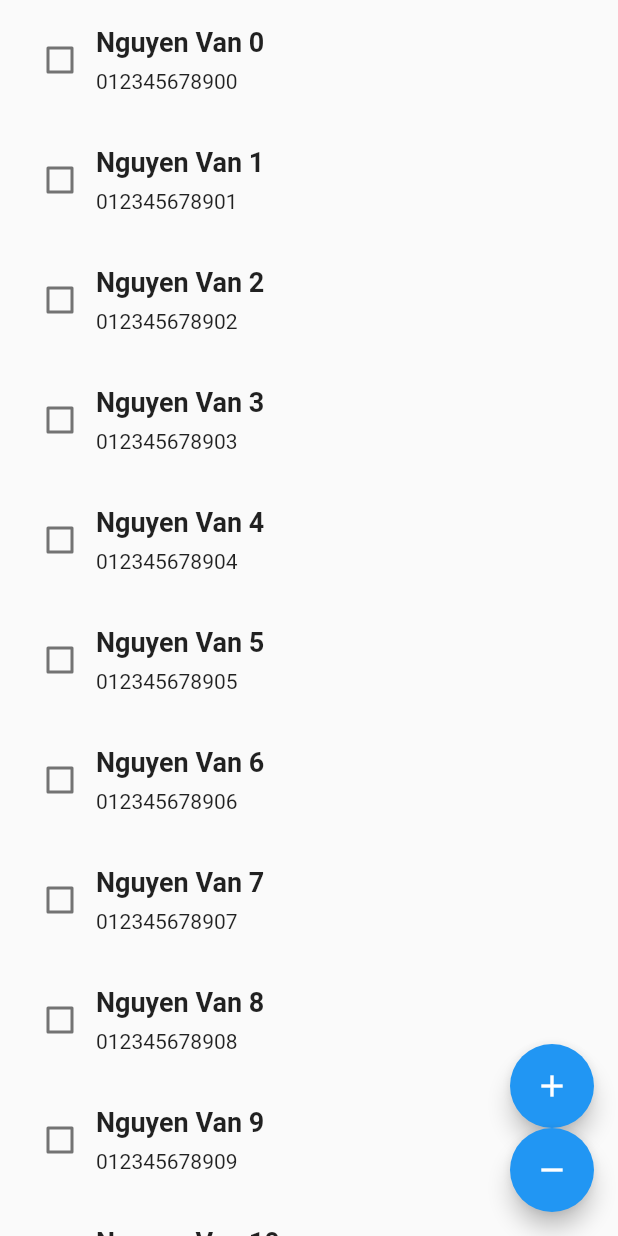
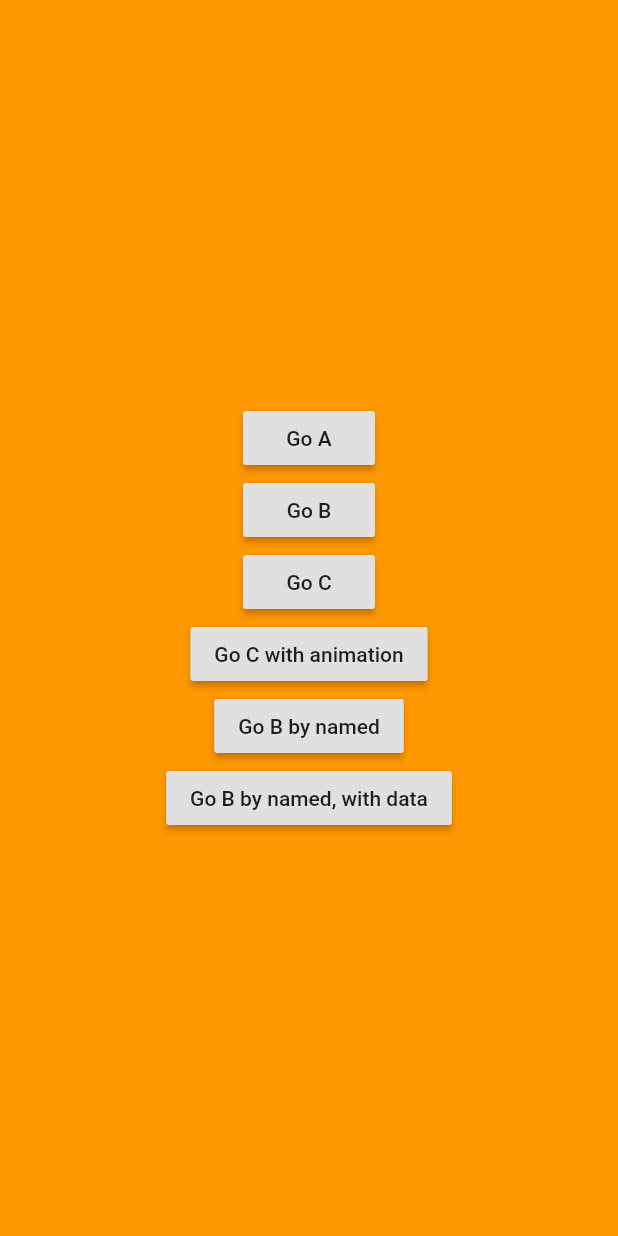
Before and after one commit to trantan97/flutter_training, a Flutter app: the screen it shows after launch, on a phone screen of 412 x 824 dp. Run offline on Flutter 3.47's test engine with Material 2 defaults, Android fonts, the phone set to English and light mode, and no system bars.

Commit message:
navigation_demo

```diff
--- a/lib/list_view_demo/item_list.dart
+++ /dev/null
@@ -1,73 +0,0 @@
-import 'package:example_widget_1/model/person.dart';
-import 'package:flutter/cupertino.dart';
-import 'package:flutter/material.dart';
-import 'package:flutter/rendering.dart';
-
-class ItemList extends StatefulWidget {
-  final Person person;
-
-  ItemList({Key key, this.person}) : super(key: key) {
-    print('constructor: ${person.name}');
-  }
-
-  @override
-  State<StatefulWidget> createState() {
-    return _ItemListState();
-  }
-}
-
-class _ItemListState extends State<ItemList> with AutomaticKeepAliveClientMixin {
-  bool isChecked = false;
-
-  @override
-  void initState() {
-    super.initState();
-    print('initState: ${widget.person.name}');
-  }
-
-  @override
-  void dispose() {
-    print('dispose: ${widget.person.name}');
-    super.dispose();
-  }
-
-  @override
-  Widget build(BuildContext context) {
-    super.build(context);
-    return GestureDetector(
-      onTap: (){
-        print('--->Press: ${widget.person.name}');
-      },
-      child: Padding(
-        padding: EdgeInsets.all(16),
-        child: Row(
-          children: [
-            Checkbox(
-              value: isChecked,
-              onChanged: (value) {
-                setState(() {
-                  isChecked = value;
-                });
-              },
-            ),
-            Column(
-              mainAxisSize: MainAxisSize.min,
-              crossAxisAlignment: CrossAxisAlignment.start,
-              children: [
-                Text(
-                  widget.person.name,
-                  style: TextStyle(fontSize: 18, fontWeight: FontWeight.bold),
-                ),
-                SizedBox(height: 8),
-                Text(widget.person.phoneNumber),
-              ],
-            ),
-          ],
-        ),
-      ),
-    );
-  }
-
-  @override
-  bool get wantKeepAlive => true;
-}
--- a/lib/list_view_demo/list_view_demo.dart
+++ /dev/null
@@ -1,118 +0,0 @@
-import 'package:example_widget_1/list_view_demo/item_list.dart';
-import 'package:example_widget_1/model/person.dart';
-import 'package:flutter/material.dart';
-
-enum CreatedType { DEFAULT, BUILDER, SEPARATED }
-
-class ListViewDemo extends StatefulWidget {
-  @override
-  State<StatefulWidget> createState() => _ListViewDemoState();
-  final CreatedType type;
-
-  ListViewDemo() : this.type = CreatedType.DEFAULT;
-
-  ListViewDemo.builder() : this.type = CreatedType.BUILDER;
-
-  ListViewDemo.separated() : this.type = CreatedType.SEPARATED {}
-}
-
-class _ListViewDemoState extends State<ListViewDemo> {
-  final persons = generatePerson;
-
-  @override
-  Widget build(BuildContext context) {
-    return Scaffold(
-      body: SafeArea(
-        child: Builder(
-          builder: (context) {
-            if (widget.type == CreatedType.BUILDER) {
-              return _builder(context);
-            }
-            if (widget.type == CreatedType.SEPARATED) {
-              return _separated(context);
-            }
-            return _default(context);
-          },
-        ),
-      ),
-      floatingActionButton: Column(
-        mainAxisSize: MainAxisSize.min,
-        children: <Widget>[
-          FloatingActionButton(
-            child: Icon(Icons.add),
-            onPressed: _addPerson,
-          ),
-          FloatingActionButton(
-            child: Icon(Icons.remove),
-            onPressed: _deletePerson,
-          ),
-        ],
-      ),
-    );
-  }
-
-  Widget _default(BuildContext context) {
-    return ListView(
-      scrollDirection: Axis.vertical,
-      physics: BouncingScrollPhysics(),
-      children: persons.map((person) => ItemList(person: person)).toList(),
-    );
-  }
-
-  Widget _builder(BuildContext context) {
-    return ListView.builder(
-      itemCount: persons.length,
-      itemBuilder: (context, index) => ItemList(
-        person: persons[index],
-      ),
-    );
-  }
-
-  Widget _separated(BuildContext context) {
-    return Scrollbar(
-      child: ListView.separated(
-        itemCount: persons.length,
-        itemBuilder: (context, index) => ItemList(
-          person: persons[index],
-        ),
-        separatorBuilder: (context, index) => Divider(height: 1, thickness: 1),
-      ),
-    );
-  }
-
-  void _addPerson() {
-    setState(() {
-      persons.add(Person("Nguyen Van ${persons.length}", "01234567890${persons.length}"));
-    });
-  }
-  void _deletePerson() {
-    setState(() {
-      persons.removeLast();
-    });
-  }
-}
-
-List<Person> get generatePerson => List<Person>.generate(
-      30,
-      (index) => Person("Nguyen Van $index", "01234567890$index"),
-    );
-
-class Item extends StatelessWidget {
-  final Person person;
-
-  Item({Key key, this.person}) : super(key: key) {
-    print('contructor: ${person.name}');
-  }
-
-  @override
-  Widget build(BuildContext context) {
-    print('build ${person.name}');
-    return Container(
-      color: Colors.orangeAccent,
-      margin: EdgeInsets.all(8),
-      width: 50,
-      height: 50,
-      child: Text(person.name),
-    );
-  }
-}
--- a/lib/main.dart
+++ b/lib/main.dart
@@ -1,11 +1,48 @@
-import 'package:example_widget_1/gestures_detector_demo.dart';
-import 'package:example_widget_1/list_view_demo/list_view_demo.dart';
+import 'package:example_widget_1/screen_a.dart';
+import 'package:example_widget_1/screen_b.dart';
+import 'package:example_widget_1/screen_c.dart';
+import 'package:example_widget_1/screen_d.dart';
 import 'package:flutter/material.dart';
+import 'package:flutter/services.dart';
 
 main() async {
+  WidgetsFlutterBinding.ensureInitialized();
+  SystemChannels.lifecycle.setMessageHandler((message) {
+    print('------>$message');
+    return Future.value(message);
+  });
   return runApp(
     MaterialApp(
-      home: ListViewDemo(),
+//      home: ScreenA(),
+      initialRoute: ScreenA.routName,
+      routes: {
+        ScreenA.routName: (context) => ScreenA(),
+        ScreenB.routName: (context) => ScreenB(),
+        ScreenD.routName: (context) => ScreenD(),
+      },
+      onGenerateRoute: (settings) {
+        switch (settings.name) {
+          case ScreenC.routName:
+            {
+              return PageRouteBuilder(
+                barrierColor: Colors.white12,
+                opaque: false,
+                pageBuilder: (context, animation, secondaryAnimation) => ScreenC(),
+                transitionsBuilder: (context, animation, secondaryAnimation, child) {
+                  Animation<Offset> _animation = Tween<Offset>(begin: Offset(-1,0),end: Offset.zero).animate(animation);
+                  return SlideTransition(
+                    position: _animation,
+                    child: child,
+                  );
+                },
+              );
+            }
+          default:
+            {
+              return MaterialPageRoute(builder: (context) => Container(color: Colors.red,));
+            }
+        }
+      },
     ),
   );
 }
--- a/lib/model/person.dart
+++ /dev/null
@@ -1,6 +0,0 @@
-class Person {
-  String name;
-  String phoneNumber;
-
-  Person(this.name, this.phoneNumber);
-}
--- /dev/null
+++ b/lib/screen_a.dart
@@ -0,0 +1,89 @@
+import 'dart:async';
+
+import 'package:example_widget_1/screen_b.dart';
+import 'package:example_widget_1/screen_c.dart';
+import 'package:flutter/material.dart';
+
+class ScreenA extends StatelessWidget {
+  static const routName = "/";
+
+  @override
+  Widget build(BuildContext context) {
+    return Container(
+      color: Colors.orange,
+      child: Center(
+        child: Column(
+          mainAxisSize: MainAxisSize.min,
+          children: <Widget>[
+            RaisedButton(
+              child: Text("Go A"),
+              onPressed: () {
+                Navigator.of(context).push(
+                  MaterialPageRoute(
+                    builder: (context) => ScreenA(),
+                  ),
+                );
+              },
+            ),
+            RaisedButton(
+              child: Text("Go B"),
+              onPressed: () {
+                Navigator.of(context).push(
+                  MaterialPageRoute(
+                    builder: (context) => ScreenB(),
+                  ),
+                );
+              },
+            ),
+            RaisedButton(
+              child: Text("Go C"),
+              onPressed: () {
+                Navigator.of(context).push(PageRouteBuilder(
+                  pageBuilder: (context, animation, secondaryAnimation) => ScreenC(),
+                  transitionDuration: Duration(milliseconds: 300),
+                  transitionsBuilder: (context, animation, secondaryAnimation, child) {
+                    return ScaleTransition(
+                      child: child,
+                      scale: animation,
+                    );
+                  },
+                  barrierColor: null,
+                  opaque: false,
+                  barrierDismissible: true,
+                ));
+              },
+            ),
+            RaisedButton(
+              child: Text("Go C with animation"),
+              onPressed: () {
+                Navigator.of(context).push(PageRouteBuilder(
+                  pageBuilder: (context, animation, secondaryAnimation) => ScreenC(),
+                  transitionDuration: Duration(milliseconds: 300),
+                  transitionsBuilder: (context, animation, secondaryAnimation, child) {
+                    return RotationTransition(
+                      child: child,
+                      turns: animation,
+                    );
+                  },
+                ));
+              },
+            ),
+            RaisedButton(
+              child: Text("Go B by named"),
+              onPressed: () {
+                Navigator.of(context).pushNamed(ScreenB.routName);
+              },
+            ),
+            RaisedButton(
+              child: Text("Go B by named, with data"),
+              onPressed: () async {
+                final result = await Navigator.of(context).pushNamed(ScreenB.routName, arguments: "data");
+                print('Result from B: $result');
+              },
+            ),
+          ],
+        ),
+      ),
+    );
+  }
+}
```
Also changed, not shown: lib/gestures_detector_demo.dart (deleted, +0 -85 lines), lib/list_view_demo/list_view_with_controller.dart (deleted, +0 -69 lines), lib/screen_b.dart (added, +44 -0 lines), lib/screen_c.dart (added, +26 -0 lines), lib/screen_d.dart (added, +56 -0 lines), pubspec.lock.
